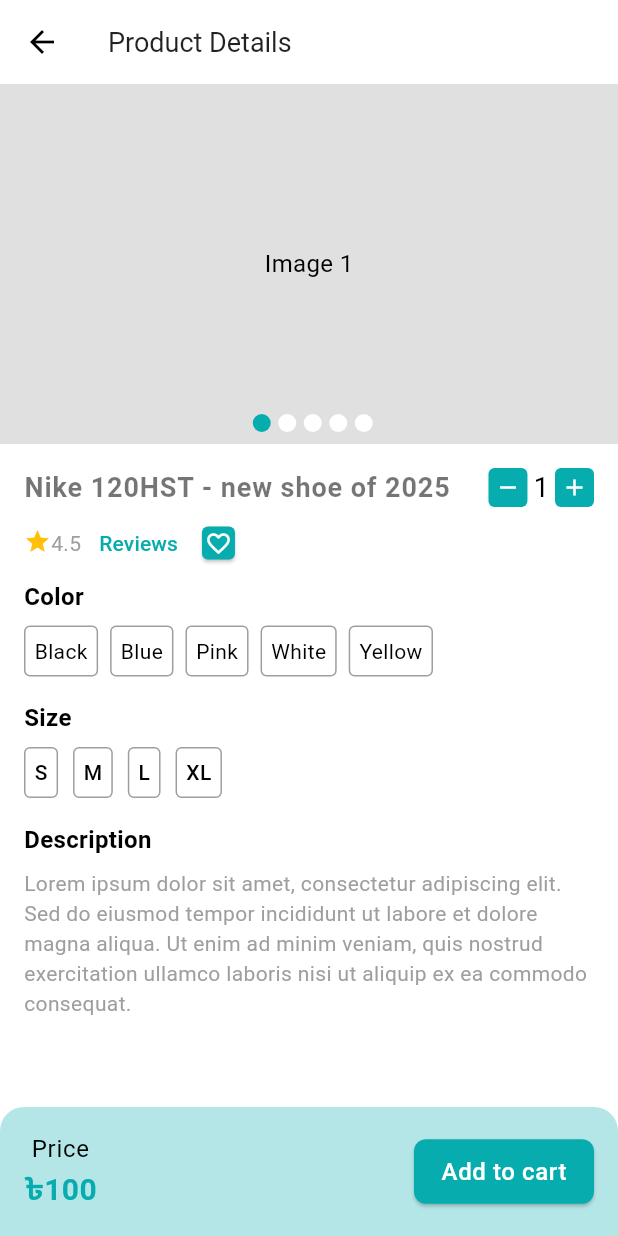
After one commit to Shahzalal/crafty_bay_ceommerce, a Flutter app: the screen it shows after launch, after a tap on "Nike ER345T- New model of 2025", on a phone screen of 412 x 824 dp. The commit adds this screen. Run offline on Flutter 3.47's test engine with Material 3 defaults, Android fonts, the phone set to English and light mode, and no system bars; drawn by our look-alikes of carousel_slider; our stand-ins replace email_validator, firebase_core, firebase_crashlytics, flutter_svg, get; accounts and stored records are empty.

Commit message:
Add product details ui design

```diff
--- a/lib/app/app_routes.dart
+++ b/lib/app/app_routes.dart
@@ -2,6 +2,7 @@ import 'package:crafty_bay_ecommerce/features/auth/ui/screens/login_screen.dart'
 import 'package:crafty_bay_ecommerce/features/common/ui/screens/main_bottom_nav_screen.dart';
 import 'package:crafty_bay_ecommerce/features/auth/ui/screens/sign_up_screen.dart';
 import 'package:crafty_bay_ecommerce/features/auth/ui/screens/splash_screen.dart';
+import 'package:crafty_bay_ecommerce/features/common/ui/widgets/product_details_screen.dart';
 import 'package:crafty_bay_ecommerce/features/products/ui/screens/product_list_screen.dart';
 import 'package:flutter/material.dart';
 
@@ -20,6 +21,9 @@ class AppRoutes {
     } else if (settings.name == ProductListScreen.name) {
       final String category = settings.arguments as String;
       screenWidget = ProductListScreen(category: category);
+    }else if(settings.name==ProductDetailsScreen.name){
+      final String productId = settings.arguments as String;
+      screenWidget=ProductDetailsScreen(productId: productId);
     }
     return MaterialPageRoute(builder: (context) => screenWidget);
   }
--- /dev/null
+++ b/lib/app/constants.dart
@@ -0,0 +1,3 @@
+class Constants{
+  static const String takeSign = '৳';
+}
--- a/lib/features/common/ui/screens/home_screen.dart
+++ b/lib/features/common/ui/screens/home_screen.dart
@@ -1,8 +1,8 @@
 import 'package:crafty_bay_ecommerce/app/asset_path.dart';
 import 'package:crafty_bay_ecommerce/features/auth/ui/widgets/app_bar_icon_button.dart';
-import 'package:crafty_bay_ecommerce/features/auth/ui/widgets/home_carousel_slider.dart';
+import 'package:crafty_bay_ecommerce/features/common/ui/widgets/home_carousel_slider.dart';
 import 'package:crafty_bay_ecommerce/features/common/ui/widgets/product_category_item.dart';
-import 'package:crafty_bay_ecommerce/features/auth/ui/widgets/product_search_bar.dart';
+import 'package:crafty_bay_ecommerce/features/products/ui/widgets/product_search_bar.dart';
 import 'package:crafty_bay_ecommerce/features/common/ui/controller/main_bottom_nav_controller.dart';
 import 'package:crafty_bay_ecommerce/features/common/ui/widgets/product_card.dart';
 import 'package:flutter/material.dart';
--- a/lib/features/common/ui/screens/main_bottom_nav_screen.dart
+++ b/lib/features/common/ui/screens/main_bottom_nav_screen.dart
@@ -1,5 +1,5 @@
 import 'package:crafty_bay_ecommerce/features/common/ui/screens/home_screen.dart';
-import 'package:crafty_bay_ecommerce/features/auth/ui/screens/product_category_screen.dart';
+import 'package:crafty_bay_ecommerce/features/products/ui/screens/product_category_screen.dart';
 import 'package:crafty_bay_ecommerce/features/common/ui/controller/main_bottom_nav_controller.dart';
 import 'package:crafty_bay_ecommerce/features/wish_list/ui/screens/wish_list_screen.dart';
 import 'package:flutter/material.dart';
--- a/lib/features/common/ui/widgets/product_card.dart
+++ b/lib/features/common/ui/widgets/product_card.dart
@@ -1,5 +1,7 @@
 import 'package:crafty_bay_ecommerce/app/app_colors.dart';
 import 'package:crafty_bay_ecommerce/app/asset_path.dart';
+import 'package:crafty_bay_ecommerce/app/constants.dart';
+import 'package:crafty_bay_ecommerce/features/common/ui/widgets/product_details_screen.dart';
 import 'package:flutter/material.dart';
 
 class ProductCard extends StatelessWidget {
@@ -7,8 +9,16 @@ class ProductCard extends StatelessWidget {
 
   @override
   Widget build(BuildContext context) {
-    return Container(
-      width: 120,
+    return GestureDetector(
+      onTap: () {
+        Navigator.pushNamed(
+          context,
+          ProductDetailsScreen.name,
+          arguments: '123',
+        );
+      },
+      child: Container(
+        width: 140,
         margin: EdgeInsets.all(2),
         decoration: BoxDecoration(
           color: Colors.white,
@@ -24,7 +34,7 @@ class ProductCard extends StatelessWidget {
         child: Column(
           children: [
             Container(
-            width: 120,
+              width: 140,
               decoration: BoxDecoration(
                 color: AppColors.themeColor.withOpacity(0.1),
                 borderRadius: BorderRadius.only(
@@ -40,7 +50,7 @@ class ProductCard extends StatelessWidget {
               child: Column(
                 children: [
                   Text(
-                  'Nike ER345ST- New model of 2025',
+                    'Nike ER345T- New model of 2025',
                     maxLines: 1,
                     style: TextStyle(
                       overflow: TextOverflow.ellipsis,
@@ -52,7 +62,7 @@ class ProductCard extends StatelessWidget {
                     mainAxisAlignment: MainAxisAlignment.spaceBetween,
                     children: [
                       Text(
-                      '৳100',
+                        '${Constants.takeSign}100',
                         style: TextStyle(
                           fontSize: 12,
                           fontWeight: FontWeight.w600,
@@ -61,14 +71,14 @@ class ProductCard extends StatelessWidget {
                       ),
                       Wrap(
                         children: [
-                        Icon(Icons.star,size: 18, color: Colors.amber),
-                        Text('4.8,', style: TextStyle(color: Colors.grey)),
+                          Icon(Icons.star, size: 18, color: Colors.amber),
+                          Text('4.5,', style: TextStyle(color: Colors.grey)),
                         ],
                       ),
                       Card(
                         color: AppColors.themeColor,
                         shape: RoundedRectangleBorder(
-                        borderRadius: BorderRadius.circular(8),
+                          borderRadius: BorderRadius.circular(4),
                         ),
                         child: Padding(
                           padding: const EdgeInsets.all(2.0),
@@ -86,6 +96,7 @@ class ProductCard extends StatelessWidget {
             ),
           ],
         ),
+      ),
     );
   }
 }
--- /dev/null
+++ b/lib/features/common/ui/widgets/product_details_screen.dart
@@ -0,0 +1,153 @@
+import 'package:crafty_bay_ecommerce/app/app_colors.dart';
+import 'package:crafty_bay_ecommerce/app/constants.dart';
+import 'package:crafty_bay_ecommerce/features/products/ui/widgets/color_picker.dart';
+import 'package:crafty_bay_ecommerce/features/products/ui/widgets/inc_dec_button.dart';
+import 'package:crafty_bay_ecommerce/features/products/ui/widgets/product_image_slider.dart';
+import 'package:crafty_bay_ecommerce/features/products/ui/widgets/size_picker.dart';
+import 'package:flutter/material.dart';
+
+class ProductDetailsScreen extends StatefulWidget {
+  const ProductDetailsScreen({super.key, required this.productId});
+
+  static final String name = '/product-details';
+
+  final String productId;
+
+  @override
+  State<ProductDetailsScreen> createState() => _ProductDetailsScreenState();
+}
+
+class _ProductDetailsScreenState extends State<ProductDetailsScreen> {
+  @override
+  Widget build(BuildContext context) {
+    return Scaffold(
+      appBar: AppBar(title: Text('Product Details')),
+      body: Column(
+        children: [
+          Expanded(
+            child: SingleChildScrollView(
+              child: Column(
+                children: [
+                  ProductImageSlider(),
+                  Padding(
+                    padding: const EdgeInsets.all(16.0),
+                    child: Column(
+                      crossAxisAlignment: CrossAxisAlignment.start,
+                      children: [
+                        Row(
+                          children: [
+                            Expanded(
+                              child: Text(
+                                'Nike 120HST - new shoe of 2025',
+                                style: TextStyle(
+                                  fontSize: 18,
+                                  fontWeight: FontWeight.w700,
+                                  letterSpacing: 0.6,
+                                  color: Colors.black54,
+                                ),
+                              ),
+                            ),
+                            IncDecButton(onChange: (int value) {}),
+                          ],
+                        ),
+                        Row(
+                          children: [
+                            Wrap(
+                              children: [
+                                Icon(Icons.star, size: 18, color: Colors.amber),
+                                Text('4.5', style: TextStyle(color: Colors.grey)),
+                              ],
+                            ),
+                            TextButton(onPressed: () {}, child: Text('Reviews')),
+                            Card(
+                              color: AppColors.themeColor,
+                              shape: RoundedRectangleBorder(
+                                borderRadius: BorderRadius.circular(4),
+                              ),
+                              child: Padding(
+                                padding: EdgeInsets.all(2),
+                                child: Icon(
+                                  Icons.favorite_border_outlined,
+                                  color: Colors.white,
+                                  size: 18,
+                                ),
+                              ),
+                            ),
+                          ],
+                        ),
+                        Text(
+                          'Color',
+                          style: TextStyle(fontSize: 16, fontWeight: FontWeight.w600),
+                        ),
+                        const SizedBox(height: 8),
+                        ColorPicker(
+                          colors: ['Black', 'Blue', 'Pink', 'White', 'Yellow'],
+                          onSelected: (String value) {},
+                        ),
+                        const SizedBox(height: 16),
+                        Text(
+                          'Size',
+                          style: TextStyle(fontSize: 16, fontWeight: FontWeight.w600),
+                        ),
+                        const SizedBox(height: 8),
+                        SizePicker(
+                          sizes: ['S', 'M', 'L', 'XL'],
+                          onSelected: (String value) {},
+                        ),
+                        const SizedBox(height: 16),
+                        Text(
+                          'Description',
+                          style: TextStyle(fontSize: 16, fontWeight: FontWeight.w600),
+                        ),
+                        const SizedBox(height: 8),
+                        Text(
+                          '''Lorem ipsum dolor sit amet, consectetur adipiscing elit. Sed do eiusmod tempor incididunt ut labore et dolore magna aliqua. Ut enim ad minim veniam, quis nostrud exercitation ullamco laboris nisi ut aliquip ex ea commodo consequat.
+              ''',style: TextStyle(color: Colors.grey),
+                        ),
+                      ],
+                    ),
+                  ),
+                ],
+              ),
+            ),
+          ),
+          _buildPriceAndAddToCartSection()
+
+        ],
+      ),
+    );
+  }
+  Widget _buildPriceAndAddToCartSection(){
+  return Container(
+        padding: EdgeInsets.all(16),
+        decoration: BoxDecoration(
+          color: AppColors.themeColor.withOpacity(0.3),
+          borderRadius: BorderRadius.only(
+            topLeft: Radius.circular(16),
+            topRight: Radius.circular(16)
+          )
+        ),
+    child: Row(
+      mainAxisAlignment: MainAxisAlignment.spaceBetween,
+      children: [
+        Column(
+          children: [
+            Text('Price',style: Theme.of(context).textTheme.bodyLarge,),
+            Text('${Constants.takeSign}100',style:TextStyle(
+              fontWeight: FontWeight.w700,
+              fontSize: 20,
+              color: AppColors.themeColor
+            ) ,),
+          ],
+        ),
+        SizedBox(
+          width: 120,
+          child: ElevatedButton(onPressed: (){}, child: Text('Add to cart')),
+        )
+      ],
+    ),
+      );
+}
+
+
+}
--- /dev/null
+++ b/lib/features/products/ui/widgets/color_picker.dart
@@ -0,0 +1,51 @@
+import 'package:crafty_bay_ecommerce/app/app_colors.dart';
+import 'package:flutter/material.dart';
+
+class ColorPicker extends StatefulWidget {
+  const ColorPicker({
+    super.key,
+    required this.colors,
+    required this.onSelected,
+  });
+
+  final List<String> colors;
+  final Function(String) onSelected;
+
+  @override
+  State<ColorPicker> createState() => _ColorPickerState();
+}
+
+class _ColorPickerState extends State<ColorPicker> {
+  String? _selectedColor;
+
+  @override
+  Widget build(BuildContext context) {
+    return Wrap(
+      children: [
+        for (String color in widget.colors)
+          GestureDetector(
+            onTap: () {
+              _selectedColor = color;
+              setState(() {});
+              widget.onSelected(_selectedColor!);
+            },
+            child: Container(
+              padding: EdgeInsets.all(6),
+              margin: EdgeInsets.only(right: 8),
+              decoration: BoxDecoration(
+                borderRadius: BorderRadius.circular(4),
+                border: Border.all(color: Colors.grey),
+                color: _selectedColor == color ? AppColors.themeColor : null,
+              ),
+              child: Text(
+                color,
+                style: TextStyle(
+                  color: _selectedColor == color ? Colors.white : null,
+                ),
+              ),
+            ),
+          ),
+      ],
+    );
+  }
+}
--- /dev/null
+++ b/lib/features/products/ui/widgets/inc_dec_button.dart
@@ -0,0 +1,68 @@
+import 'package:crafty_bay_ecommerce/app/app_colors.dart';
+import 'package:flutter/material.dart';
+
+class IncDecButton extends StatefulWidget {
+  const IncDecButton({super.key, required this.onChange});
+
+  final Function(int) onChange;
+
+  @override
+  State<IncDecButton> createState() => _IncDecButtonState();
+}
+
+class _IncDecButtonState extends State<IncDecButton> {
+  int value = 1;
+
+  @override
+  Widget build(BuildContext context) {
+    return Row(
+      children: [
+        _buildIconButton(
+          onTap: (){
+            if(value<=1)return;
+            value--;
+            setState(() {
+
+            });
+            widget.onChange(value);
+          },
+          icon: Icons.remove,
+        ),
+        Padding(
+          padding: const EdgeInsets.symmetric(horizontal: 4.0),
+          child: Text('$value',style: TextStyle(fontWeight: FontWeight.w400,fontSize: 18),),
+        ),
+        _buildIconButton(
+          onTap: (){
+            if(value>=20)return;
+            value++;
+            setState(() {
+
+            });
+            widget.onChange(value);
+          },
+          icon: Icons.add,
+        ),
+      ],
+    );
+  }
+
+
+  Widget _buildIconButton({
+    required VoidCallback onTap,
+    required IconData icon,
+}){
+    return GestureDetector(
+      onTap: onTap,
+      child: Container(
+        padding: EdgeInsets.all(4),
+        decoration: BoxDecoration(
+          color: AppColors.themeColor,
+          borderRadius: BorderRadius.circular(4)
+        ),
+        child: Icon(icon,size: 18,color: Colors.white,),
+      ),
+
+    );
+  }
+}
--- /dev/null
+++ b/lib/features/products/ui/widgets/product_image_slider.dart
@@ -0,0 +1,68 @@
+import 'package:carousel_slider/carousel_slider.dart';
+import 'package:crafty_bay_ecommerce/app/app_colors.dart';
+import 'package:flutter/material.dart';
+
+class ProductImageSlider extends StatefulWidget {
+  const ProductImageSlider({super.key});
+
+  @override
+  State<ProductImageSlider> createState() => _ProductImageSliderState();
+}
+
+class _ProductImageSliderState extends State<ProductImageSlider> {
+  final ValueNotifier<int> _currentSlider = ValueNotifier(0);
+
+  @override
+  Widget build(BuildContext context) {
+    return Stack(
+      children: [
+        CarouselSlider(
+          options: CarouselOptions(
+            height: 240,
+            viewportFraction: 1,
+            onPageChanged: (int currentIndex, _) {
+              _currentSlider.value = currentIndex;
+            },
+          ),
+          items: [1, 2, 3, 4, 5].map((i) {
+            return Builder(
+              builder: (BuildContext context) {
+                return Container(
+                  width: MediaQuery.of(context).size.width,
+                  decoration: BoxDecoration(color: Colors.grey.shade300),
+                  alignment: Alignment.center,
+                  child: Text('Image $i', style: TextStyle(fontSize: 16.0)),
+                );
+              },
+            );
+          }).toList(),
+        ),
+        Positioned(
+          bottom: 8,
+          left: 0,
+          right: 0,
+          child: ValueListenableBuilder(
+            valueListenable: _currentSlider,
+            builder: (context, index, _) {
+              return Row(
+                mainAxisAlignment: MainAxisAlignment.center,
+                children: [
+                  for (var i = 0; i < 5; i++)
+                    Container(
+                      height: 12,
+                      width: 12,
+                      margin: EdgeInsets.only(left: 5),
+                      decoration: BoxDecoration(
+                        borderRadius: BorderRadius.circular(8),
+                        color: index == i ? AppColors.themeColor : Colors.white,
+                      ),
+                    ),
+                ],
+              );
+            },
+          ),
+        ),
+      ],
+    );
+  }
+}
--- /dev/null
+++ b/lib/features/products/ui/widgets/size_picker.dart
@@ -0,0 +1,48 @@
+import 'package:crafty_bay_ecommerce/app/app_colors.dart';
+import 'package:flutter/material.dart';
+
+class SizePicker extends StatefulWidget {
+  const SizePicker({super.key, required this.sizes, required this.onSelected});
+
+  final List<String> sizes;
+  final Function(String) onSelected;
+
+  @override
+  State<SizePicker> createState() => _SizePickerState();
+}
+
+class _SizePickerState extends State<SizePicker> {
+  String? _selectedSize;
+
+  @override
+  Widget build(BuildContext context) {
+    return Wrap(
+      children: [
+        for (String size in widget.sizes)
+          GestureDetector(
+            onTap: () {
+              _selectedSize = size;
+              setState(() {});
+              widget.onSelected(_selectedSize!);
+            },
+            child: Container(
+              padding: EdgeInsets.all(6),
+              margin: EdgeInsets.only(right: 10),
+              decoration: BoxDecoration(
+                borderRadius: BorderRadius.circular(4),
+                border: Border.all(color: Colors.grey),
+                color: _selectedSize == size ? AppColors.themeColor : null,
+              ),
+              child: Text(
+                size,
+                style: TextStyle(
+                  color: _selectedSize == size ? Colors.white : null,
+                  fontWeight: FontWeight.w500,
+                ),
+              ),
+            ),
+          ),
+      ],
+    );
+  }
+}
```
Also changed, not shown: lib/features/common/ui/widgets/home_carousel_slider.dart (renamed from lib/features/auth/ui/widgets/home_carousel_slider.dart), lib/features/products/ui/screens/product_category_screen.dart (renamed from lib/features/auth/ui/screens/product_category_screen.dart), lib/features/products/ui/widgets/product_search_bar.dart (renamed from lib/features/auth/ui/widgets/product_search_bar.dart). Lines whose indentation alone changed are shown as unchanged.
